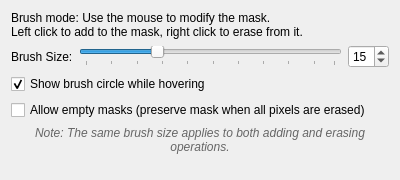
The window that src/WhiskerToolbox/Media_Widget/MediaMask_Widget/SelectionWidgets/MaskBrushSelectionWidget.ui (paulmthompson/WhiskerToolbox) describes before a commit, drawn with Qt 5.
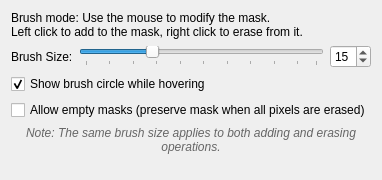
The same window after the commit.

Commit message: Improve some UI for media widget

The edit to the form file:
```diff
--- a/src/WhiskerToolbox/Media_Widget/MediaMask_Widget/SelectionWidgets/MaskBrushSelectionWidget.ui
+++ b/src/WhiskerToolbox/Media_Widget/MediaMask_Widget/SelectionWidgets/MaskBrushSelectionWidget.ui
@@ -6,7 +6,7 @@
    <rect>
     <x>0</x>
     <y>0</y>
-    <width>400</width>
+    <width>365</width>
     <height>180</height>
    </rect>
   </property>
```
Left out of the diff: 32 changed lines with no effect on the pictures. The commit also changes 5 other files.
